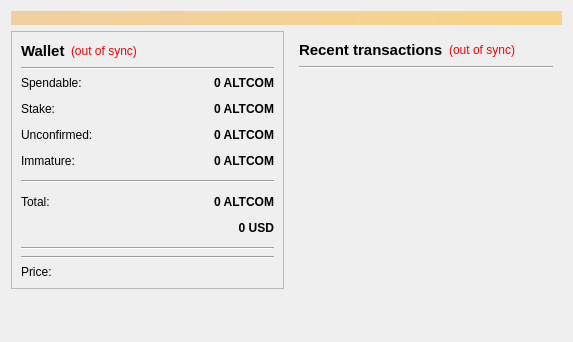
First picture: the form in src/qt/forms/overviewpage.ui, repository altcommunitycoin/altcommunitycoin-skunk, before the edit.
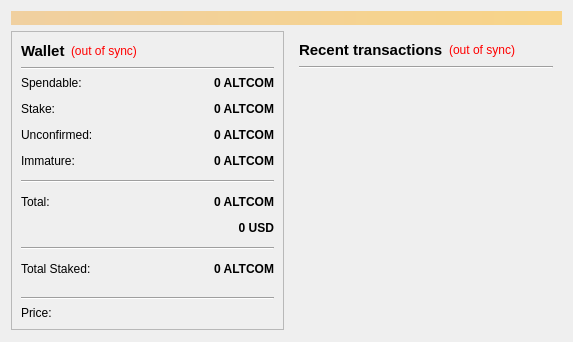
Second picture: the form after the edit.

Commit message: Total Staked now displayed.

The edit to the form file:
```diff
--- a/src/qt/forms/overviewpage.ui
+++ b/src/qt/forms/overviewpage.ui
@@ -311,6 +311,36 @@
               </property>
              </widget>
             </item>
+            <item row="8" column="0">
+             <widget class="QLabel" name="labelMintedText">
+              <property name="text">
+               <string>Total Staked:</string>
+              </property>
+             </widget>
+            </item>
+            <item row="8" column="1">
+             <widget class="QLabel" name="labelMinted">
+              <property name="font">
+               <font>
+                <weight>75</weight>
+                <bold>true</bold>
+               </font>
+              </property>
+              <property name="text">
+               <string>0 ALTCOM</string>
+              </property>
+              <property name="alignment">
+               <set>Qt::AlignRight|Qt::AlignTrailing|Qt::AlignVCenter</set>
+              </property>
+             </widget>
+            </item>
+            <item row="9" column="0">
+             <widget class="Line" name="line_6">
+              <property name="orientation">
+               <enum>Qt::Horizontal</enum>
+              </property>
+             </widget>
+            </item>
            </layout>
           </item>
           <item>
```
The commit also changes 8 other files.
